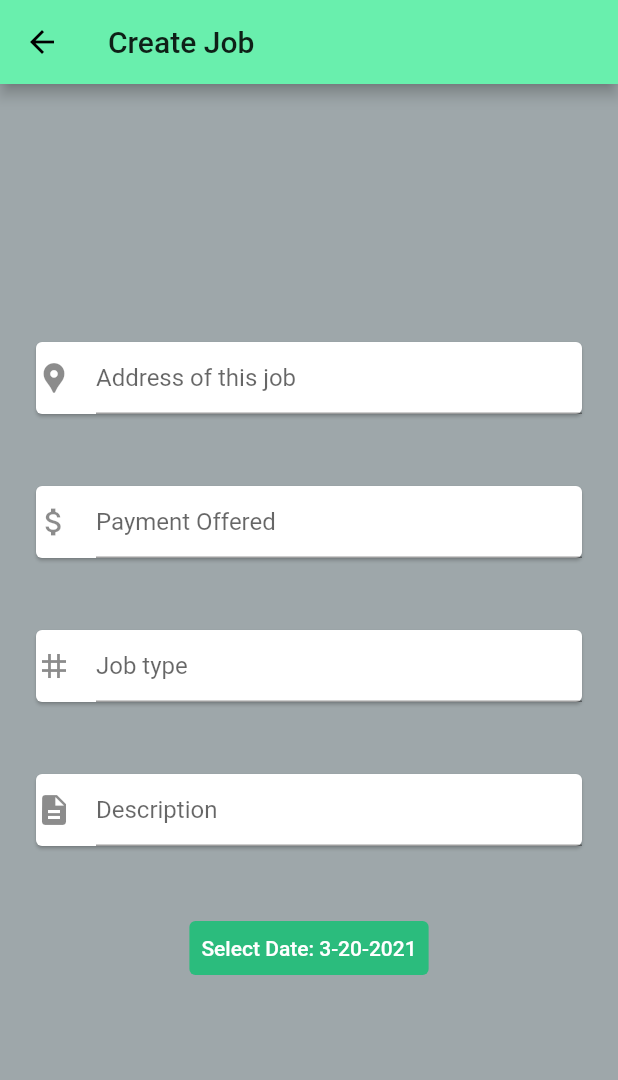
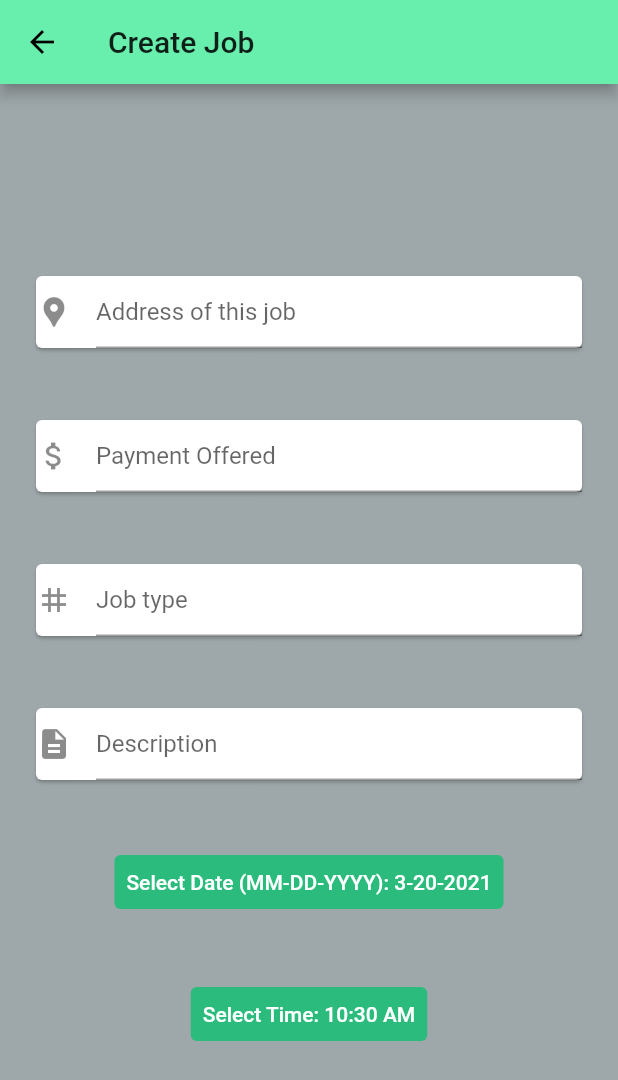
Before and after one commit to LuisDLF98/doers_app, a Flutter app: the DetailsScreen screen opened directly, on a phone screen of 412 x 824 dp. Shown: the top 1080 px of the screen. Run offline on Flutter 3.47's test engine with Material 2 defaults, Android fonts, the light colour scheme and no system bars; our stand-ins replace animated_text_kit, cloud_firestore, firebase_core, google_sign_in, modal_progress_hud; accounts and stored records are empty.

Commit message:
Added TimeOfDay picker

```diff
--- a/lib/Screens/details_screen.dart
+++ b/lib/Screens/details_screen.dart
@@ -15,6 +15,7 @@ class DetailsScreen extends StatefulWidget {
 
   final String title;
   DateTime selectedDate = DateTime.now();
+  TimeOfDay selectedTime = TimeOfDay.now();
 
   @override
   _DetailsScreen createState() => _DetailsScreen();
@@ -46,6 +47,30 @@ class _DetailsScreen extends State<DetailsScreen> {
         setState(() {
           widget.selectedDate = picked;
         });
+    }
+
+    _selectTime(BuildContext context) async {
+      final TimeOfDay newtime = await showTimePicker(
+          context: context,
+          initialTime: widget.selectedTime,
+          builder: (context, child) {
+            return Theme(
+              data: ThemeData(
+                colorScheme: ColorScheme.highContrastLight(
+                  primary: color[100],
+                ),
+                visualDensity: VisualDensity.adaptivePlatformDensity,
+              ),
+              child: child,
+            );
+          },
+      );
+
+      if (newtime != null) {
+        setState(() {
+          widget.selectedTime = newtime;
+        });
+      }
     }
 
     return Scaffold(
@@ -104,14 +129,24 @@ class _DetailsScreen extends State<DetailsScreen> {
               padding: EdgeInsets.all(20.0),
               child: TextButton(
                 onPressed: () => _selectDate(context),
-                child: Text("Select Date: ${widget.selectedDate.month.toString()}-${widget.selectedDate.day.toString()}-${widget.selectedDate.year.toString()}"),
+                child: Text("Select Date (MM-DD-YYYY): ${widget.selectedDate.month.toString()}-${widget.selectedDate.day.toString()}-${widget.selectedDate.year.toString()}"),
                 style: TextButton.styleFrom(
                   primary: color[300],
                   backgroundColor: color[200],
                 ),
               ),
             ),
-            //TODO:: implement a date time picker https://www.google.com/search?sxsrf=ALeKk00UXCBTKnN67smOX2XJEq-rpSDE_g%3A1615412445361&ei=3TxJYPm7FZeLtAaG4JjADA&q=date+time+picker+flutter+docs&oq=date+time+picker+flutter+docs&gs_lcp=Cgdnd3Mtd2l6EAMyBQgAEM0COgcIIxCwAxAnOgcIABCwAxBDOgcIABBHELADOgYIABAWEB46CAgAEBYQChAeOggIIRAWEB0QHjoFCCEQoAFQjkBY3EVg4kZoA3ACeACAAWeIAYEEkgEDNS4xmAEAoAEBqgEHZ3dzLXdpesgBCsABAQ&sclient=gws-wiz&ved=0ahUKEwi5nuKn2KbvAhWXBc0KHQYwBsgQ4dUDCA4&uact=5#kpvalbx=_8TxJYIW3DvKP9PwPg_O0gAU29
+            Padding(
+              padding: EdgeInsets.all(20.0),
+              child: TextButton(
+                onPressed: () => _selectTime(context),
+                child: Text("Select Time: ${widget.selectedTime.format(context)}"),
+                style: TextButton.styleFrom(
+                  primary: color[300],
+                  backgroundColor: color[200],
+                ),
+              ),
+            ),
             //TODO:: save this job posting onto the database
             //TODO:: Fine Tune UI to look consistent
           ],
```
